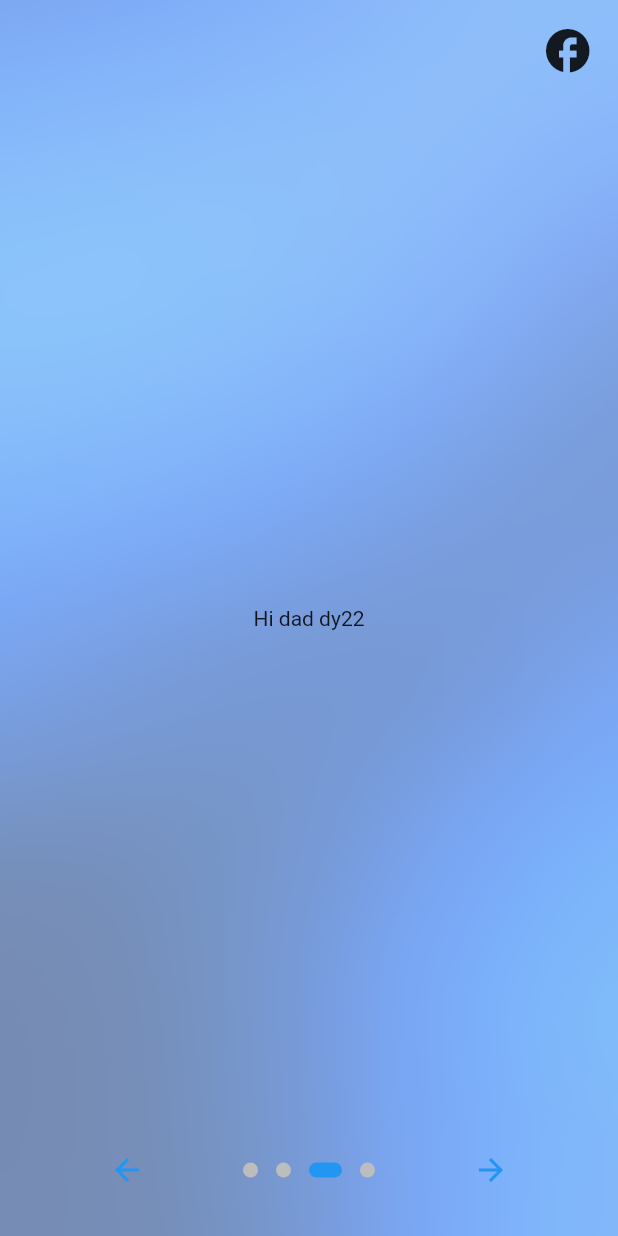
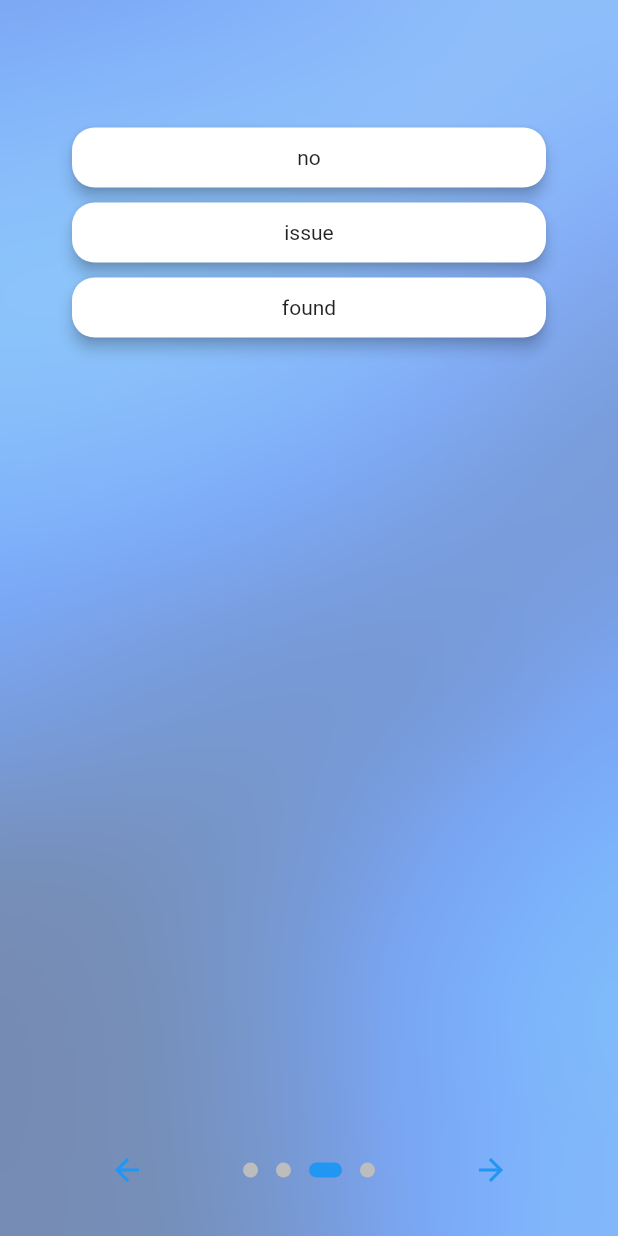
Before and after one commit to Sadoun-Jr/Technician-App, a Flutter app: the screen it shows after launch, swiped to page 3, on a phone screen of 412 x 824 dp. Run offline on Flutter 3.47's test engine with Material 2 defaults, Android fonts, the light colour scheme and no system bars; drawn by our look-alikes of introduction_screen.

Commit message:
Added list of issues the user can select after choosing technician

```diff
--- a/lib/layouts/select priority.dart
+++ b/lib/layouts/select priority.dart
@@ -32,6 +32,7 @@ var isNextButtonVisible = false;
 var isCategoryChosen = false;
 var isSortedByAppliance = true;
 var isSortedByTrades = false;
+var isHeaderVisible = false;
 
 class _OnBoardingPageState extends State<OnBoardingPage> {
   final introKey = GlobalKey<IntroductionScreenState>();
@@ -93,28 +94,30 @@ class _OnBoardingPageState extends State<OnBoardingPage> {
         IntroductionScreen(
           key: introKey,
           globalBackgroundColor: Colors.transparent,
-          globalHeader: Align(
-            alignment: Alignment.topRight,
-              child: Padding(
-                padding: const EdgeInsets.only(top: 16, right: 16),
-                child: (
-
-                    //TODO: make this a progress button ...?
-                    Icon(
-                  prioritySelected ? Icons.add : Icons.facebook,
-                  size: 35,
-                )),
+          globalHeader: Visibility(
+            visible: isHeaderVisible,
+            child: Container(
+              margin: EdgeInsets.fromLTRB(60, 40, 60, 20),
+              child: Row(
+                children: [
+                  FloatingActionButton.extended(
+                      onPressed: sortByTrades,
+                      label: Text("Appliances")
+                  ),
+                  Spacer(),
+                  FloatingActionButton.extended(
+                      onPressed: sortByApplicances,
+                      label: Text("Trades")
+                  )
+                ],
               ),
-
+            ),
           ),
 
           rawPages: [
             selectEmergencyOnboarding(),
             selectCategoryOnboarding(),
-            Container(
-                child: Center(
-              child: Text("Hi dad dy22"),
-            )),
+            selectIssueTypeOnboarding(selectKindOfIssuesArray()),
             Container(
                 child: Center(
               child: Text("Hi daddy3 ?"),
@@ -132,9 +135,13 @@ class _OnBoardingPageState extends State<OnBoardingPage> {
           showSkipButton: false,
           freeze: true,
           showBackButton: true,
-          // onChange: (page) {
-          //   setState(() => isNextButtonVisible = false);
-          // },
+          onChange: (page) {
+            if (page ==1) {
+              setState(() => isHeaderVisible = true);
+            } else {
+              setState(() => isHeaderVisible = false);
+            }
+          },
 
           // showNextButton: false,
           // rtl: true, // Display as right-to-left
@@ -169,32 +176,77 @@ class _OnBoardingPageState extends State<OnBoardingPage> {
     );
   }
 
-  int _value = -1;
+  List<String> selectKindOfIssuesArray() {
+    List<String> returnedList = [];
+
+    if (selectCategoryValue == 2){
+      returnedList = AppStrings.plumberIssues;
+    }
+    else if (selectCategoryValue == 5){
+      returnedList = AppStrings.carpenterIssues;
+    }
+    else{
+      returnedList = ["no", "issue", "found"];
+    }
+
+    return returnedList;
+  }
+
+  int selectIssueValue = -1;
+
+  Widget selectIssueTypeOnboarding(List<String> listOfIssues) {
+    return Container(
+      margin: EdgeInsets.fromLTRB(40, 80, 40, 80),
+      child: ListView.builder(
+          shrinkWrap: true,
+          physics: ScrollPhysics(),
+          itemCount: listOfIssues.length,
+          itemBuilder: (context, index) {
+            return Container(
+              height: 50,
+              padding: const EdgeInsets.symmetric(vertical: 1, horizontal: 4),
+              child: Card(
+                elevation: 4,
+                shape: RoundedRectangleBorder(
+                  borderRadius: BorderRadius.circular(15.0),
+                ),
+                child: InkWell(
+                  borderRadius: BorderRadius.circular(15),
+                  onTap: () {
+                    setState(()=>selectIssueValue = index);
+                  },
+                  child: Container(
+                    decoration: BoxDecoration(
+                      borderRadius: BorderRadius.circular(15.0),
+                      color: selectIssueValue == index ? Colors.grey : Colors.transparent,
+                    ),
+                    child: Center(child: Text(
+                      listOfIssues[index],
+                      maxLines: 1,
+                    )
+                    ),
+                  ),
+                ),
+              ),
+            );
+          }),
+    );
+  }
+
+  int selectCategoryValue = -1;
 
   Widget selectCategoryOnboarding() {
     return Container(
-        margin: EdgeInsets.fromLTRB(40, 40, 40, 60),
+        margin: EdgeInsets.fromLTRB(40, 100, 40, 80),
         child: ListView(
             shrinkWrap: true,
             physics: ScrollPhysics(),
             children: <Widget>[
-              Row(
-                children: [
-                  FloatingActionButton.extended(
-                      onPressed: sortByTrades,
-                      label: Text("Appliances")
-                  ),
-                  Spacer(),
-                  FloatingActionButton.extended(
-                      onPressed: sortByApplicances,
-                      label: Text("Trades")
-                  )
-                ],
-              ),
+
               SizedBox(height: 20,),
               appliancesItemRow(1, "Electricians", 2, "Plumbers"),
               appliancesItemRow(3, "Builders", 4, "Painters"),
-              appliancesItemRow(5, "Handymen", 6, "Cleaners"),
+              appliancesItemRow(5, "Carpenters", 6, "Cleaners"),
               appliancesItemRow(7, "Butcher", 8, "Mechanic"),
               appliancesItemRow(9, ".....", 10, "....."),
               tradesItemRow(101, "AC", 102, "Refrigirator"),
@@ -230,13 +282,13 @@ class _OnBoardingPageState extends State<OnBoardingPage> {
                 border: Border.all(color: Colors.red, width: 2),
                 borderRadius: BorderRadius.all(Radius.circular(50))),
             child: InkWell(
-              onTap: () => setState(() => _value = selectedValueFirst),
+              onTap: () => setState(() => selectCategoryValue = selectedValueFirst),
               child: Container(
                 height: 56,
                 width: 56,
                 child: Center(child: Text(textFirst)),
                 decoration: BoxDecoration(
-                    color: _value == selectedValueFirst ? Colors.grey : Colors.transparent,
+                    color: selectCategoryValue == selectedValueFirst ? Colors.grey : Colors.transparent,
                     borderRadius: BorderRadius.all(Radius.circular(50))),
               ),
             ),
@@ -250,13 +302,13 @@ class _OnBoardingPageState extends State<OnBoardingPage> {
                 border: Border.all(color: Colors.red, width: 2),
                 borderRadius: BorderRadius.all(Radius.circular(50))),
             child: InkWell(
-              onTap: () => setState(() => _value = selectedValueSecond),
+              onTap: () => setState(() => selectCategoryValue = selectedValueSecond),
               child: Container(
                 height: 56,
                 width: 56,
                 child: Center(child: Text(textSecond)),
                 decoration: BoxDecoration(
-                    color: _value == selectedValueSecond ? Colors.grey : Colors.transparent,
+                    color: selectCategoryValue == selectedValueSecond ? Colors.grey : Colors.transparent,
                     borderRadius: BorderRadius.all(Radius.circular(50)),
               ),
               ),
@@ -281,13 +333,13 @@ class _OnBoardingPageState extends State<OnBoardingPage> {
                 border: Border.all(color: Colors.red, width: 2),
                 borderRadius: BorderRadius.all(Radius.circular(50))),
             child: InkWell(
-              onTap: () => setState(() => _value = selectedValueFirst),
+              onTap: () => setState(() => selectCategoryValue = selectedValueFirst),
               child: Container(
                 height: 56,
                 width: 56,
                 child: Center(child: Text(textFirst)),
                 decoration: BoxDecoration(
-                    color: _value == selectedValueFirst ? Colors.grey : Colors.transparent,
+                    color: selectCategoryValue == selectedValueFirst ? Colors.grey : Colors.transparent,
                     borderRadius: BorderRadius.all(Radius.circular(50))),
               ),
             ),
@@ -301,13 +353,13 @@ class _OnBoardingPageState extends State<OnBoardingPage> {
                 border: Border.all(color: Colors.red, width: 2),
                 borderRadius: BorderRadius.all(Radius.circular(50))),
             child: InkWell(
-              onTap: () => setState(() => _value = selectedValueSecond),
+              onTap: () => setState(() => selectCategoryValue = selectedValueSecond),
               child: Container(
                 height: 56,
                 width: 56,
                 child: Center(child: Text(textSecond)),
                 decoration: BoxDecoration(
-                  color: _value == selectedValueSecond ? Colors.grey : Colors.transparent,
+                  color: selectCategoryValue == selectedValueSecond ? Colors.grey : Colors.transparent,
                   borderRadius: BorderRadius.all(Radius.circular(50)),
                 ),
               ),
--- a/lib/utils/strings enum.dart
+++ b/lib/utils/strings enum.dart
@@ -27,5 +27,42 @@ class AppStrings {
   static String immediately = "Right now";
   static String appointment = "Appointment";
 
+  //TODO: create values for technicians choices for page 2 onboarding
 
+  //arrays of issues
+  static List<String> plumberIssues = [
+    "plumber issue 1",
+    "plumber issue 2",
+    "plumber issue 3",
+    "plumber issue 4",
+    "plumber issue 5",
+    "plumber issue 6",
+    "plumber issue 7",
+    "plumber issue 8",
+    "plumber issue 9",
+    "plumber issue 10",
+    "plumber issue 11",
+    "plumber issue 12",
+    "plumber issue 13",
+    "plumber issue 14",
+    "plumber issue 15",
+  ];
+
+  static List<String> carpenterIssues = [
+    "carpenter issue 1",
+    "carpenter issue 2",
+    "carpenter issue 3",
+    "carpenter issue 4",
+    "carpenter issue 5",
+    "carpenter issue 6",
+    "carpenter issue 7",
+    "carpenter issue 8",
+    "carpenter issue 9",
+    "carpenter issue 10",
+    "carpenter issue 11",
+    "carpenter issue 12",
+    "carpenter issue 13",
+    "carpenter issue 14",
+    "carpenter issue 15",
+  ];
 }
```
Also changed, not shown: 1 other file.
